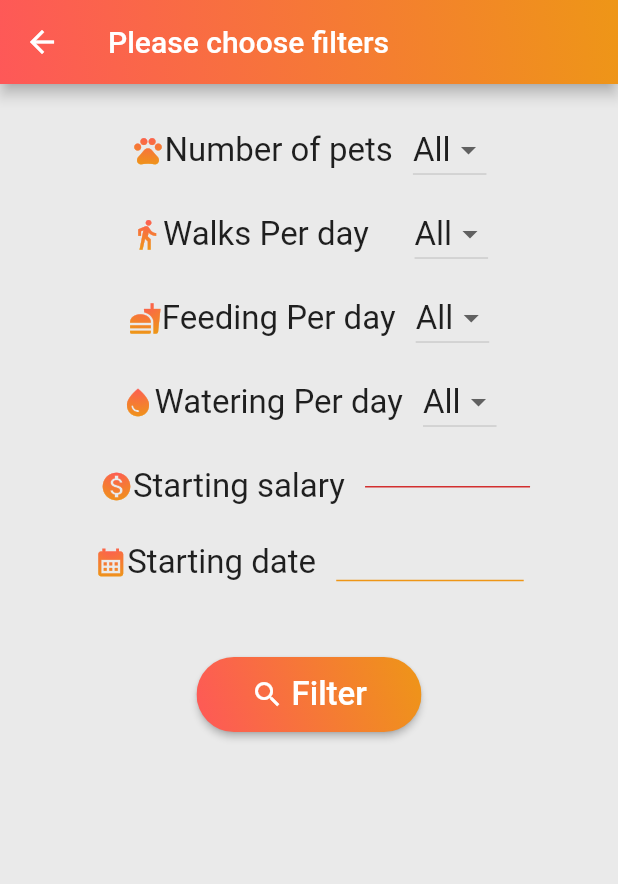
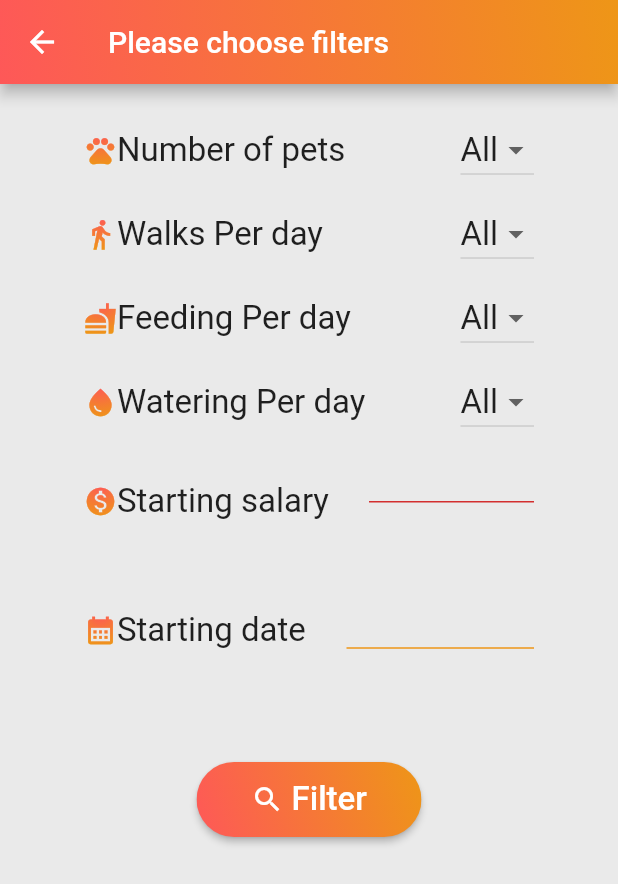
Before and after one commit to choda20/Petkeepergit, a Flutter app: the screen it shows once a user with an empty profile is signed in, after a tap on the "search" icon, on a phone screen of 412 x 824 dp. Shown: the top 884 px of the screen. Run offline on Flutter 3.47's test engine with Material 2 defaults, Android fonts, the phone set to English and light mode, and no system bars; our stand-ins replace cloud_firestore, firebase_auth, firebase_core, firebase_storage, image_picker, simple_gradient_text; accounts and stored records are empty.

Commit message:
fixed picture problem

```diff
--- a/petkeeper/lib/Screens/home_screen.dart
+++ b/petkeeper/lib/Screens/home_screen.dart
@@ -65,6 +65,7 @@ class _homeScreenState extends State<homeScreen> {
 
   Widget build(BuildContext context) {
     final filterProvider = Provider.of<FiltersProvider>(context).filter;
+    final currentUid = Provider.of<AuthProvider>(context).user.uid;
     final postProvider = Provider.of<PostsProvider>(context);
     final requestProvider = Provider.of<RequestProvider>(context);
     List<Post> unFilteredPosts = postProvider.getOngingPosts(postProvider.post);
@@ -79,7 +80,8 @@ class _homeScreenState extends State<homeScreen> {
             filterProvider.startingSalaryValue,
             filterProvider.startingDate,
             filterProvider.endingDate),
-        unFilteredPostList);
+        unFilteredPostList,
+        currentUid);
     return Scaffold(
         backgroundColor: const Color(0xffeaeaea),
         appBar: AppBar(
--- a/petkeeper/lib/providers/posts_provider.dart
+++ b/petkeeper/lib/providers/posts_provider.dart
@@ -1,4 +1,5 @@
 import 'dart:io';
+import 'package:intl/intl.dart';
 import 'package:firebase_storage/firebase_storage.dart';
 import 'package:flutter/material.dart';
 import 'package:cloud_firestore/cloud_firestore.dart';
@@ -32,24 +33,6 @@ class PostsProvider with ChangeNotifier {
     }
   }
 
-  void replaceImage(XFile postImage, String postId) {
-    final postIndex = _posts.indexWhere((element) => element.postId == postId);
-    FirebaseStorage.instance
-        .refFromURL('gs://petkeeper-7a537.appspot.com/images/$postId')
-        .delete()
-        .then((value) {
-      FirebaseStorage.instance
-          .refFromURL('gs://petkeeper-7a537.appspot.com/images/$postId')
-          .putFile(File(postImage.path))
-          .then((refrence) {
-        refrence.ref.getDownloadURL().then((value) {
-          _posts[postIndex].downloadUrl = value;
-          notifyListeners();
-        });
-      });
-    });
-  }
-
   List<Post> get post {
     return [..._posts];
   }
@@ -58,18 +41,23 @@ class PostsProvider with ChangeNotifier {
     final postIndex = _posts.indexWhere((element) {
       return element.postId == postId;
     });
-    _posts.remove(_posts[postIndex]);
+
     FirebaseFirestore.instance
         .collection('posts')
         .doc(postId)
         .delete()
         .then((value) {
-      notifyListeners();
+      FirebaseStorage.instance
+          .refFromURL(_posts[postIndex].downloadUrl)
+          .delete()
+          .then((value) {
+        _posts.remove(_posts[postIndex]);
+        notifyListeners();
+      });
     });
   }
 
   void addPost(Post newPost, XFile postImage) {
-    print(postImage.path);
     late String postId;
     final docPath = FirebaseFirestore.instance.collection('posts');
     docPath.add({
@@ -103,11 +91,33 @@ class PostsProvider with ChangeNotifier {
     });
   }
 
+  void replaceImage(XFile postImage, String postId, Post newPost) {
+    final postIndex = _posts.indexWhere((element) => element.postId == postId);
+    _posts[postIndex].downloadUrl =
+        'https://firebasestorage.googleapis.com/v0/b/petkeeper-7a537.appspot.com/o/empty.jpg?alt=media&token=a653f578-0fff-4ef1-ab35-40fbd355c534';
+    notifyListeners();
+    FirebaseStorage.instance
+        .refFromURL('gs://petkeeper-7a537.appspot.com/images/$postId')
+        .delete()
+        .then((value) {
+      FirebaseStorage.instance
+          .refFromURL('gs://petkeeper-7a537.appspot.com/images/$postId')
+          .putFile(File(postImage.path))
+          .then((refrence) {
+        refrence.ref.getDownloadURL().then((value) {
+          newPost.downloadUrl = value;
+          changePost(newPost, postId);
+        });
+      });
+    });
+  }
+
   void changePost(Post newPost, String postId) {
     final postIndex = _posts.indexWhere((element) {
       return element.postId == postId;
     });
     _posts[postIndex].startingDate = newPost.startingDate;
+    _posts[postIndex].downloadUrl = newPost.downloadUrl;
     _posts[postIndex].endingDate = newPost.endingDate;
     _posts[postIndex].description = newPost.description;
     _posts[postIndex].feeding = newPost.feeding;
@@ -133,7 +143,8 @@ class PostsProvider with ChangeNotifier {
     });
   }
 
-  List<Post> filterResults(Filter filter, List<Post> unFilteredPosts) {
+  List<Post> filterResults(
+      Filter filter, List<Post> unFilteredPosts, String uid) {
     bool waterReset = false;
     bool petReset = false;
     bool walksReset = false;
@@ -186,6 +197,7 @@ class PostsProvider with ChangeNotifier {
       DateTime postStartingDate = DateTime.parse(post.startingDate);
       DateTime postEndingDate = DateTime.parse(post.endingDate);
       if (post.feeding == filter.foodValue &&
+          post.userId != uid &&
           post.walks == filter.walksValue &&
           post.petNum == filter.petsValue &&
           post.watering == filter.waterValue &&
@@ -235,10 +247,12 @@ class PostsProvider with ChangeNotifier {
   }
 
   List<Post> getPastPosts(List<Post> postList) {
+    final date = DateFormat('yyyy-MM-dd').format(DateTime.now());
     List<Post> pastPosts = [];
     for (var post in postList) {
       DateTime endDate = DateTime.parse(post.endingDate);
-      if (endDate.isBefore(DateTime.now())) {
+      if (endDate.isBefore(DateTime.now()) &&
+          DateFormat('yyyy-MM-dd').format(endDate) != date) {
         pastPosts.add(post);
       }
     }
@@ -246,10 +260,12 @@ class PostsProvider with ChangeNotifier {
   }
 
   List<Post> getOngingPosts(List<Post> postList) {
+    final date = DateFormat('yyyy-MM-dd').format(DateTime.now());
     List<Post> ongingPosts = [];
     for (var post in postList) {
       DateTime endDate = DateTime.parse(post.endingDate);
-      if (endDate.isAfter(DateTime.now())) {
+      if (endDate.isAfter(DateTime.now()) ||
+          DateFormat('yyyy-MM-dd').format(endDate) == date) {
         ongingPosts.add(post);
       }
     }
--- a/petkeeper/lib/providers/rating_provider.dart
+++ b/petkeeper/lib/providers/rating_provider.dart
@@ -66,8 +66,8 @@ class RatingProvider with ChangeNotifier {
       ratingId = value.id;
       newRating.ratingId = ratingId;
       _ratings.add(newRating);
+      notifyListeners();
     });
-    notifyListeners();
   }
 
   void updateRating(Rating updatedRating) {
@@ -82,7 +82,7 @@ class RatingProvider with ChangeNotifier {
     }).then((value) {
       _ratings[ratingIndex].description = updatedRating.description;
       _ratings[ratingIndex].stars = updatedRating.stars;
+      notifyListeners();
     });
-    notifyListeners();
   }
 }
--- a/petkeeper/lib/screens/filters_screen.dart
+++ b/petkeeper/lib/screens/filters_screen.dart
@@ -41,7 +41,7 @@ class _FiltersScreenState extends State<FiltersScreen> {
     return value;
   }
 
-  String? get _error {
+  String? get _salaryError {
     final text = _salaryController.text;
     if (text.isEmpty) {
       return '';
@@ -52,13 +52,36 @@ class _FiltersScreenState extends State<FiltersScreen> {
     return null;
   }
 
+  String? get _endingDateError {
+    final text = _endingDateController.text;
+    DateTime? end = DateTime.tryParse(text);
+    DateTime? start = DateTime.tryParse(_startingDateController.text);
+    if (end != null && start != null && end.isBefore(start)) {
+      return 'Ending date is before Starting date';
+    }
+
+    return null;
+  }
+
+  String? get _startDateError {
+    final text = _startingDateController.text;
+    DateTime? start = DateTime.tryParse(text);
+    DateTime? end = DateTime.tryParse(_endingDateController.text);
+    if (end != null && start != null && start.isAfter(end)) {
+      return 'Starting date is after Ending date';
+    }
+
+    return null;
+  }
+
   TextField DatePicker(int indicator) {
     return TextField(
       controller:
           indicator == 0 ? _startingDateController : _endingDateController,
       onTap: () async {
         DateTime? pickedDate = await showDatePicker(
-            initialDate: indicator == 0
+            initialDate: indicator == 0 &&
+                    DateTime.tryParse(_startingDateController.text) == null
                 ? DateTime.now()
                 : DateTime.parse(_startingDateController.text),
             context: context,
@@ -76,10 +99,11 @@ class _FiltersScreenState extends State<FiltersScreen> {
           });
         }
       },
-      decoration: const InputDecoration(
-          focusedBorder: UnderlineInputBorder(
+      decoration: InputDecoration(
+          errorText: indicator == 0 ? _startDateError : _endingDateError,
+          focusedBorder: const UnderlineInputBorder(
               borderSide: BorderSide(color: Color(0xffee9617))),
-          enabledBorder: UnderlineInputBorder(
+          enabledBorder: const UnderlineInputBorder(
               borderSide: BorderSide(color: Color(0xffee9617)))),
       style: const TextStyle(fontSize: 22),
       keyboardType: TextInputType.none,
@@ -109,8 +133,13 @@ class _FiltersScreenState extends State<FiltersScreen> {
           const SizedBox(
             height: 20,
           ),
+          Center(
+            child: SizedBox(
+              width: 300,
+              child: Row(
+                mainAxisAlignment: MainAxisAlignment.spaceBetween,
+                children: [
                   Row(
-            mainAxisAlignment: MainAxisAlignment.center,
                     children: [
                       RadiantGradientMask(
                         child: const Icon(
@@ -123,10 +152,12 @@ class _FiltersScreenState extends State<FiltersScreen> {
                         'Number of pets ',
                         style: TextStyle(fontSize: 22),
                       ),
-              const SizedBox(width: 8),
+                    ],
+                  ),
                   DropdownButton<String>(
                       value: _dropdownPetsValue,
-                  items: values.map<DropdownMenuItem<String>>((String value) {
+                      items:
+                          values.map<DropdownMenuItem<String>>((String value) {
                         return DropdownMenuItem<String>(
                             value: value,
                             child: Text(
@@ -137,14 +168,21 @@ class _FiltersScreenState extends State<FiltersScreen> {
                       onChanged: (String? newValue) {
                         setState(() {
                           _dropdownPetsValue = newValue!;
-                      _petsValue = int.parse(allToSeven(_dropdownPetsValue));
+                          _petsValue =
+                              int.parse(allToSeven(_dropdownPetsValue));
                         });
                       })
                 ],
               ),
+            ),
+          ),
           const SizedBox(height: 8),
+          SizedBox(
+            width: 300,
+            child: Row(
+              mainAxisAlignment: MainAxisAlignment.spaceBetween,
+              children: [
                 Row(
-            mainAxisAlignment: MainAxisAlignment.center,
                   children: [
                     RadiantGradientMask(
                       child: const Icon(
@@ -157,7 +195,8 @@ class _FiltersScreenState extends State<FiltersScreen> {
                       'Walks Per day ',
                       style: TextStyle(fontSize: 22),
                     ),
-              const SizedBox(width: 25),
+                  ],
+                ),
                 DropdownButton<String>(
                     value: _dropdownWalksValue,
                     items: values.map<DropdownMenuItem<String>>((String value) {
@@ -171,14 +210,20 @@ class _FiltersScreenState extends State<FiltersScreen> {
                     onChanged: (String? newValue) {
                       setState(() {
                         _dropdownWalksValue = newValue!;
-                      _walksValue = int.parse(allToSeven(_dropdownWalksValue));
+                        _walksValue =
+                            int.parse(allToSeven(_dropdownWalksValue));
                       });
                     })
               ],
             ),
+          ),
           const SizedBox(height: 8),
+          SizedBox(
+            width: 300,
+            child: Row(
+              mainAxisAlignment: MainAxisAlignment.spaceBetween,
+              children: [
                 Row(
-            mainAxisAlignment: MainAxisAlignment.center,
                   children: [
                     RadiantGradientMask(
                       child: const Icon(
@@ -191,7 +236,8 @@ class _FiltersScreenState extends State<FiltersScreen> {
                       'Feeding Per day ',
                       style: TextStyle(fontSize: 22),
                     ),
-              const SizedBox(width: 8),
+                  ],
+                ),
                 DropdownButton<String>(
                     value: _dropdownFoodValue,
                     items: values.map<DropdownMenuItem<String>>((String value) {
@@ -210,9 +256,14 @@ class _FiltersScreenState extends State<FiltersScreen> {
                     })
               ],
             ),
+          ),
           const SizedBox(height: 8),
+          SizedBox(
+            width: 300,
+            child: Row(
+              mainAxisAlignment: MainAxisAlignment.spaceBetween,
+              children: [
                 Row(
-            mainAxisAlignment: MainAxisAlignment.center,
                   children: [
                     RadiantGradientMask(
                       child: const Icon(
@@ -225,7 +276,8 @@ class _FiltersScreenState extends State<FiltersScreen> {
                       'Watering Per day ',
                       style: TextStyle(fontSize: 22),
                     ),
-              const SizedBox(width: 8),
+                  ],
+                ),
                 DropdownButton<String>(
                     value: _dropdownWaterValue,
                     items: values.map<DropdownMenuItem<String>>((String value) {
@@ -239,14 +291,21 @@ class _FiltersScreenState extends State<FiltersScreen> {
                     onChanged: (String? newValue) {
                       setState(() {
                         _dropdownWaterValue = newValue!;
-                      _waterValue = int.parse(allToSeven(_dropdownWaterValue));
+                        _waterValue =
+                            int.parse(allToSeven(_dropdownWaterValue));
                       });
                     })
               ],
             ),
-          const SizedBox(height: 10),
-          Row(mainAxisAlignment: MainAxisAlignment.center, children: [
-            const SizedBox(width: 8),
+          ),
+          const SizedBox(height: 20),
+          SizedBox(
+            width: 300,
+            child: Row(
+                mainAxisAlignment: MainAxisAlignment.spaceBetween,
+                children: [
+                  Row(
+                    children: [
                       RadiantGradientMask(
                         child: const Icon(
                           Icons.monetization_on,
@@ -258,7 +317,8 @@ class _FiltersScreenState extends State<FiltersScreen> {
                         'Starting salary ',
                         style: TextStyle(fontSize: 22),
                       ),
-            const SizedBox(width: 8),
+                    ],
+                  ),
                   SizedBox(
                     width: 110,
                     height: 45,
@@ -270,11 +330,11 @@ class _FiltersScreenState extends State<FiltersScreen> {
                             borderSide: BorderSide(color: Color(0xffee9617))),
                         focusedBorder: const UnderlineInputBorder(
                             borderSide: BorderSide(color: Color(0xffee9617))),
-                  errorText: _error,
+                        errorText: _salaryError,
                       ),
                       keyboardType: TextInputType.number,
                       onChanged: (text) {
-                  if (_error == null) {
+                        if (_salaryError == null) {
                           setState(() {
                             _salaryValue = int.parse(text);
                           });
@@ -285,8 +345,15 @@ class _FiltersScreenState extends State<FiltersScreen> {
                     ),
                   ),
                 ]),
-          const SizedBox(height: 15),
-          Row(mainAxisAlignment: MainAxisAlignment.center, children: [
+          ),
+          const SizedBox(height: 50),
+          SizedBox(
+            width: 300,
+            child: Row(
+                mainAxisAlignment: MainAxisAlignment.spaceBetween,
+                children: [
+                  Row(
+                    children: [
                       RadiantGradientMask(
                         child: const Icon(
                           Icons.calendar_month,
@@ -298,13 +365,21 @@ class _FiltersScreenState extends State<FiltersScreen> {
                         'Starting date ',
                         style: TextStyle(fontSize: 22),
                       ),
-            const SizedBox(width: 8),
+                    ],
+                  ),
                   SizedBox(width: 125, height: 25, child: DatePicker(0))
                 ]),
-          const SizedBox(height: 25),
-          _startingDateController.text == ''
+          ),
+          const SizedBox(height: 50),
+          DateTime.tryParse(_startingDateController.text) == null
               ? const SizedBox()
-              : Row(mainAxisAlignment: MainAxisAlignment.center, children: [
+              : SizedBox(
+                  width: 300,
+                  child: Row(
+                      mainAxisAlignment: MainAxisAlignment.spaceBetween,
+                      children: [
+                        Row(
+                          children: [
                             RadiantGradientMask(
                               child: const Icon(
                                 Icons.calendar_month,
@@ -316,12 +391,18 @@ class _FiltersScreenState extends State<FiltersScreen> {
                               'Ending date ',
                               style: TextStyle(fontSize: 22),
                             ),
+                          ],
+                        ),
                         const SizedBox(width: 8),
                         SizedBox(width: 125, height: 25, child: DatePicker(1))
                       ]),
+                ),
           const SizedBox(height: 25),
           GradientButton(() {
-            if (_salaryController.text.isNotEmpty && _error == null) {
+            if (_salaryController.text.isNotEmpty &&
+                _salaryError == null &&
+                _endingDateError == null &&
+                _startDateError == null) {
               filtersProvider.setValues(Filter(
                   _foodValue,
                   _petsValue,
--- a/petkeeper/lib/widgets/auth_form.dart
+++ b/petkeeper/lib/widgets/auth_form.dart
@@ -1,14 +1,11 @@
-import 'dart:ffi';
 import 'dart:io';
-
-import 'package:firebase_storage/firebase_storage.dart';
 import 'package:image_picker/image_picker.dart';
 import 'package:flutter/material.dart';
-import 'package:cloud_firestore/cloud_firestore.dart';
-import 'package:petkeeper/providers/auth_provider.dart';
 import 'package:provider/provider.dart';
+import 'package:simple_gradient_text/simple_gradient_text.dart';
 
-import '../widgets/AppDrawer.dart';
+import '../providers/auth_provider.dart';
+import '../widgets/gradient_button.dart';
 
 class AuthForm extends StatefulWidget {
   @override
@@ -215,31 +212,31 @@ class _AuthFormState extends State<AuthForm> {
                                 borderSide: BorderSide(color: Colors.white))),
                         style: const TextStyle(color: Colors.white),
                       ),
+                    const SizedBox(height: 15),
                     if (!_isLoading)
                       Row(
                         mainAxisAlignment: MainAxisAlignment.center,
                         children: [
-                          ElevatedButton(
-                            style: ButtonStyle(
-                              backgroundColor: MaterialStateProperty.all(
-                                  const Color(0xffee9617)),
-                              shape: MaterialStateProperty.all<
-                                      RoundedRectangleBorder>(
-                                  RoundedRectangleBorder(
-                                      borderRadius: BorderRadius.circular(20))),
-                            ),
-                            onPressed: _trySubmit,
-                            child: Text(_isLogin ? 'Login' : 'Sign up'),
-                          ),
+                          GradientButton(
+                              _trySubmit,
+                              _isLogin ? 40 : 40,
+                              _isLogin ? 80 : 100,
+                              Icons.upload,
+                              _isLogin ? 'Login' : 'Sign up',
+                              15),
+                          const SizedBox(width: 10),
                           TextButton(
                             onPressed: () {
                               setState(() {
                                 _isLogin = !_isLogin;
                               });
                             },
-                            child: Text(
+                            child: GradientText(
                               _isLogin ? 'Sign up' : 'Login',
-                              style: const TextStyle(color: Color(0xffee9617)),
+                              colors: const [
+                                Color(0xfffe5858),
+                                Color(0xffee9617)
+                              ],
                             ),
                           ),
                         ],
```
Also changed, not shown: petkeeper/lib/providers/request_provider.dart (+15 -10 lines), petkeeper/lib/screens/post_screen.dart (+16 -24 lines), petkeeper/lib/widgets/post_form.dart (+38 -13 lines). Lines whose indentation alone changed are shown as unchanged.
